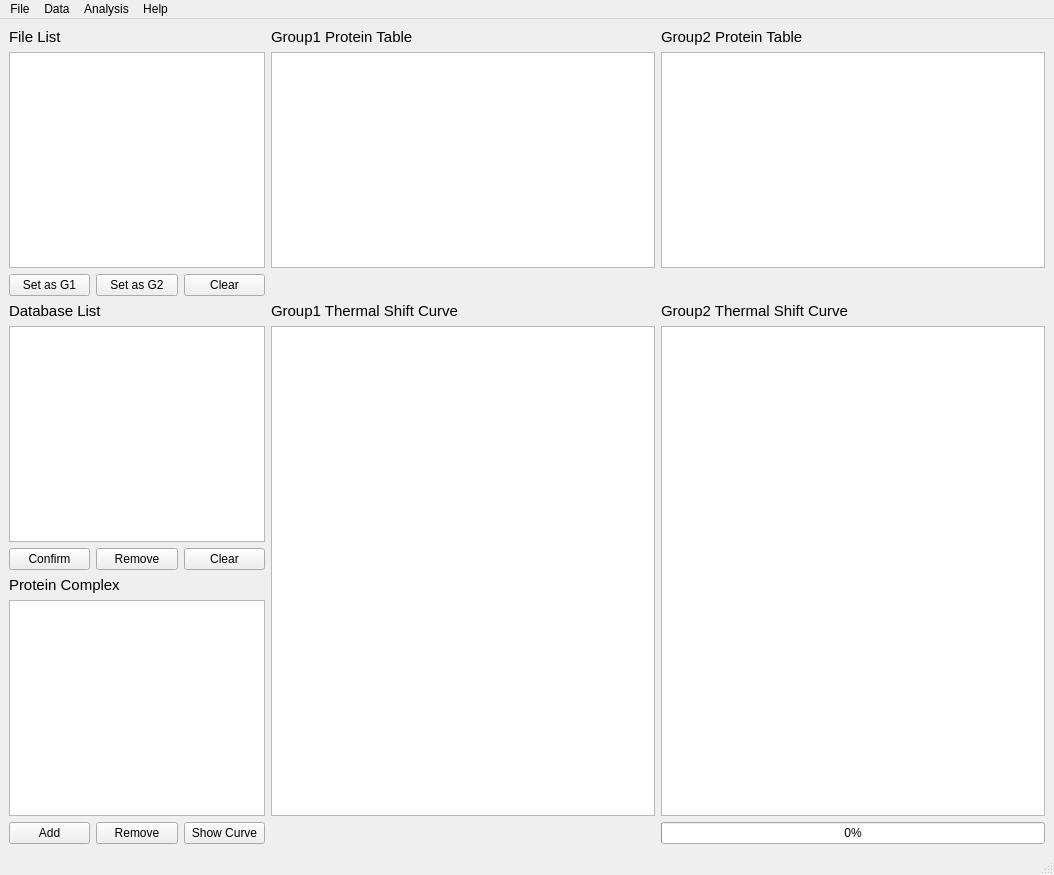
Above: MainWindow.ui from hcji/ProSAP before the change. Below: the same form after it.
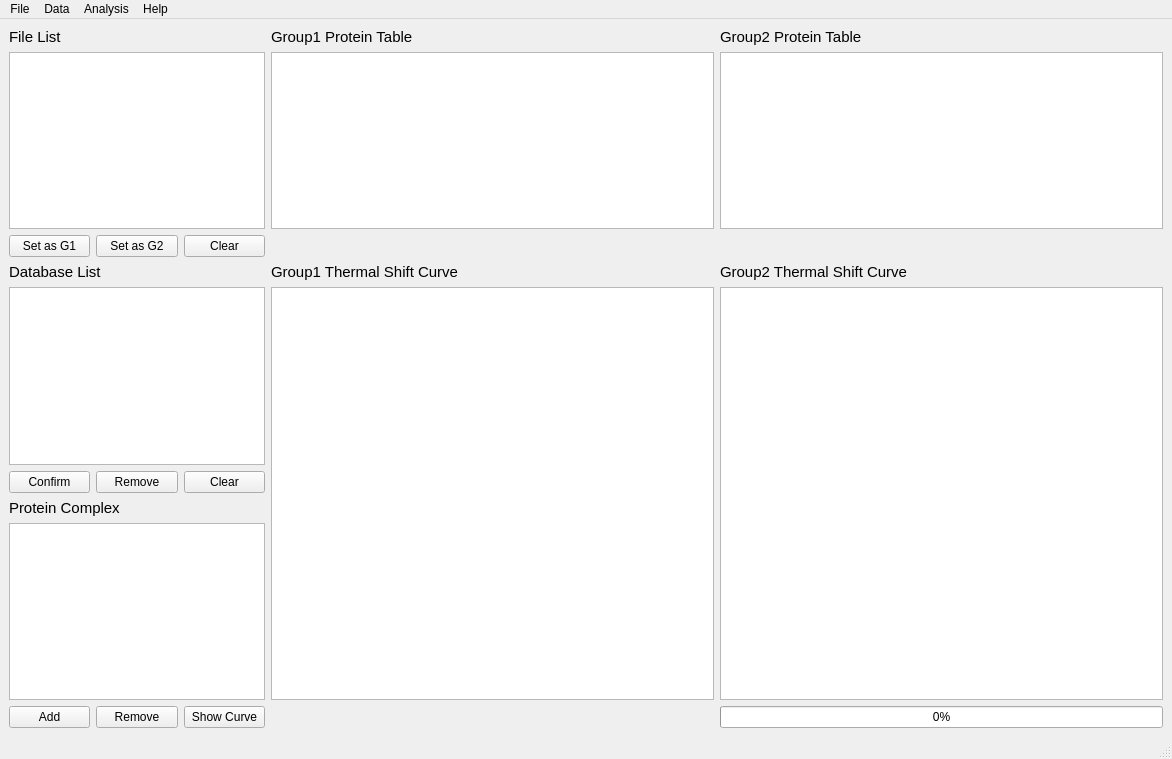
That is the form after the change. Icons and pictures are not drawn.

```diff
--- a/MainWindow.ui
+++ b/MainWindow.ui
@@ -6,8 +6,8 @@
    <rect>
     <x>0</x>
     <y>0</y>
-    <width>1054</width>
-    <height>875</height>
+    <width>1172</width>
+    <height>759</height>
    </rect>
   </property>
   <property name="windowTitle">
@@ -205,7 +205,7 @@
     <rect>
      <x>0</x>
      <y>0</y>
-     <width>1054</width>
+     <width>1172</width>
      <height>26</height>
     </rect>
    </property>
```
Left out of the diff: 12 changed lines with no effect on the pictures.
